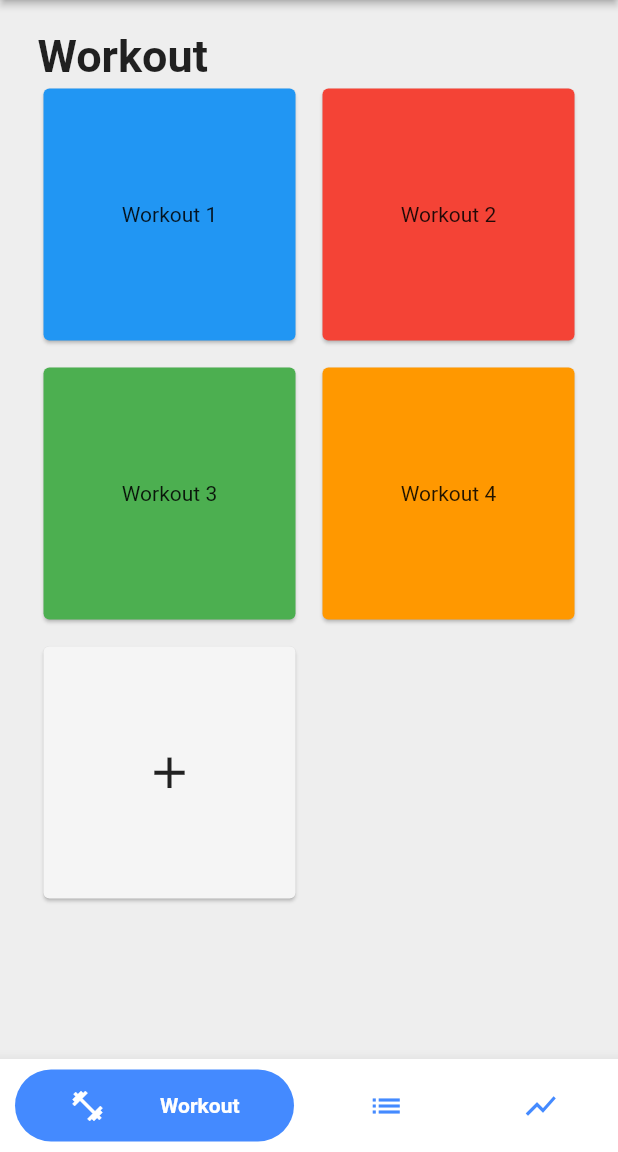
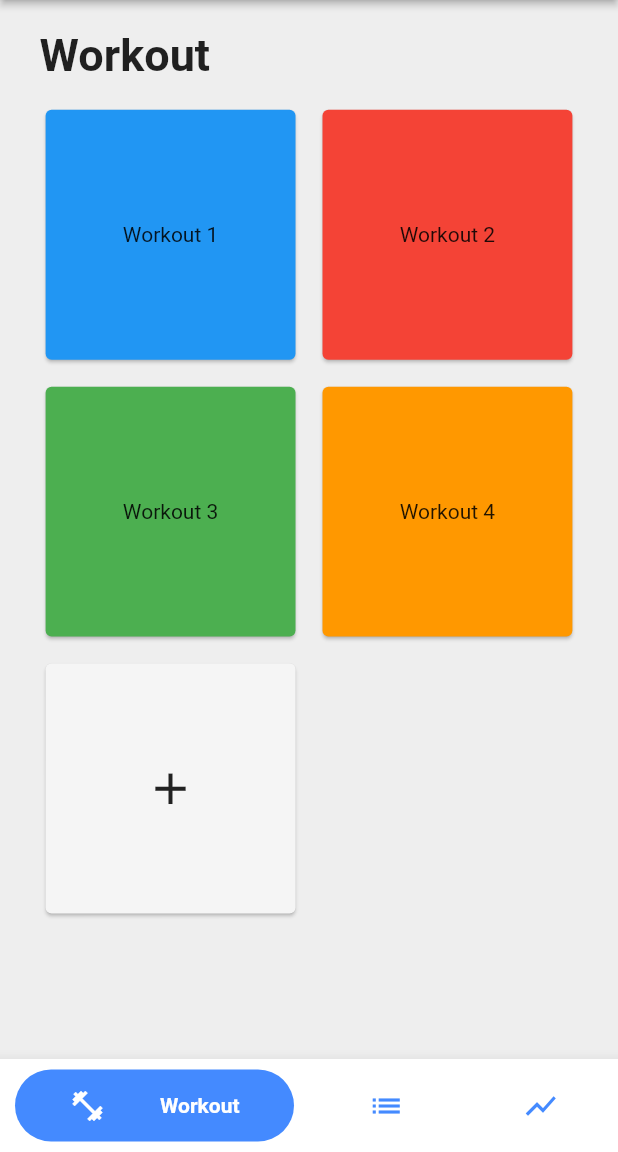
Before and after one commit to davidivad96/mygymbro, a Flutter app: the screen it shows after launch, on a phone screen of 412 x 824 dp, the part 84-1236 px from its top. Run offline on Flutter 3.47's test engine with Material 2 defaults, Android fonts, the phone set to English and light mode, and no system bars; drawn by our look-alikes of bubble_bottom_bar; our stand-ins replace get; Roboto replaces fonts that are missing (Poppins).

Commit message:
Make some dimensions dynamic depending on device screen. Remove hardocded graphs.

```diff
--- a/lib/main.dart
+++ b/lib/main.dart
@@ -3,6 +3,7 @@
 // found in the LICENSE file.
 
 import 'package:flutter/material.dart';
+import 'package:get/get_navigation/src/root/get_material_app.dart';
 
 import 'package:mygymbro/constants.dart';
 import 'package:mygymbro/home.dart';
@@ -16,7 +17,7 @@ class MyApp extends StatelessWidget {
 
   @override
   Widget build(BuildContext context) {
-    return MaterialApp(
+    return GetMaterialApp(
       title: GeneralConstants.appName,
       theme: ThemeData(
         primaryColor: Colors.blueAccent,
--- a/lib/screens/profile.dart
+++ b/lib/screens/profile.dart
@@ -28,7 +28,7 @@ class Profile extends StatelessWidget {
             ),
             Column(
               mainAxisAlignment: MainAxisAlignment.center,
-              children: <Widget>[
+              children: [
                 Container(
                   width: 120,
                   height: 120,
--- a/lib/screens/workout.dart
+++ b/lib/screens/workout.dart
@@ -1,24 +1,34 @@
 import 'package:flutter/material.dart';
 
 import 'package:mygymbro/constants.dart';
+import 'package:mygymbro/utils/dimensions.dart';
 
 class Workout extends StatelessWidget {
   const Workout({Key? key}) : super(key: key);
 
   @override
   Widget build(BuildContext context) {
+    print("hello: ${Dimensions.height} ${Dimensions.width}");
     return Padding(
-      padding: const EdgeInsets.only(top: 20.0, left: 25.0, right: 25.0),
+      padding: EdgeInsets.fromLTRB(
+        Dimensions.screenPaddingHorizontal,
+        Dimensions.screenPaddingVertical,
+        Dimensions.screenPaddingHorizontal,
+        Dimensions.screenPaddingVertical,
+      ),
       child: Column(
         mainAxisSize: MainAxisSize.max,
         mainAxisAlignment: MainAxisAlignment.start,
         crossAxisAlignment: CrossAxisAlignment.stretch,
         children: [
-          const Text(
-            WorkoutConstants.title,
-            style: TextStyle(
-              fontSize: 30.0,
-              fontWeight: FontWeight.bold,
+          Container(
+            margin: EdgeInsets.only(bottom: Dimensions.screenTitleMarginBottom),
+            child: const Text(
+              WorkoutConstants.title,
+              style: TextStyle(
+                fontSize: 30.0,
+                fontWeight: FontWeight.bold,
+              ),
             ),
           ),
           Expanded(
--- /dev/null
+++ b/lib/utils/dimensions.dart
@@ -0,0 +1,14 @@
+import 'package:get/get.dart';
+
+class Dimensions {
+  static double height = Get.context!.height;
+  static double width = Get.context!.width;
+
+  // padding
+  static double screenPaddingVertical = height / 42.2;
+  static double screenPaddingHorizontal = width / 15.6;
+
+  // margin
+  static double screenTitleMarginBottom = height / 56.26;
+  static double searchInputMarginBottom = height / 84.4;
+}
--- a/lib/widgets/custom_app_bar.dart
+++ b/lib/widgets/custom_app_bar.dart
@@ -26,7 +26,7 @@ class _CustomAppBarState extends State<CustomAppBar> {
           fontWeight: FontWeight.bold,
         ),
       ),
-      actions: <Widget>[
+      actions: [
         Container(
           width: 120,
           height: 120,
--- a/pubspec.yaml
+++ b/pubspec.yaml
@@ -34,7 +34,7 @@ dependencies:
   # Use with the CupertinoIcons class for iOS style icons.
   cupertino_icons: ^1.0.2
   bubble_bottom_bar: ^2.0.0
-  syncfusion_flutter_charts: ^20.1.59
+  get: ^4.6.5
 
 dev_dependencies:
   flutter_test:
```
Also changed, not shown: lib/screens/exercises.dart (+20 -12 lines), lib/screens/graphs.dart (+11 -88 lines), pubspec.lock.
